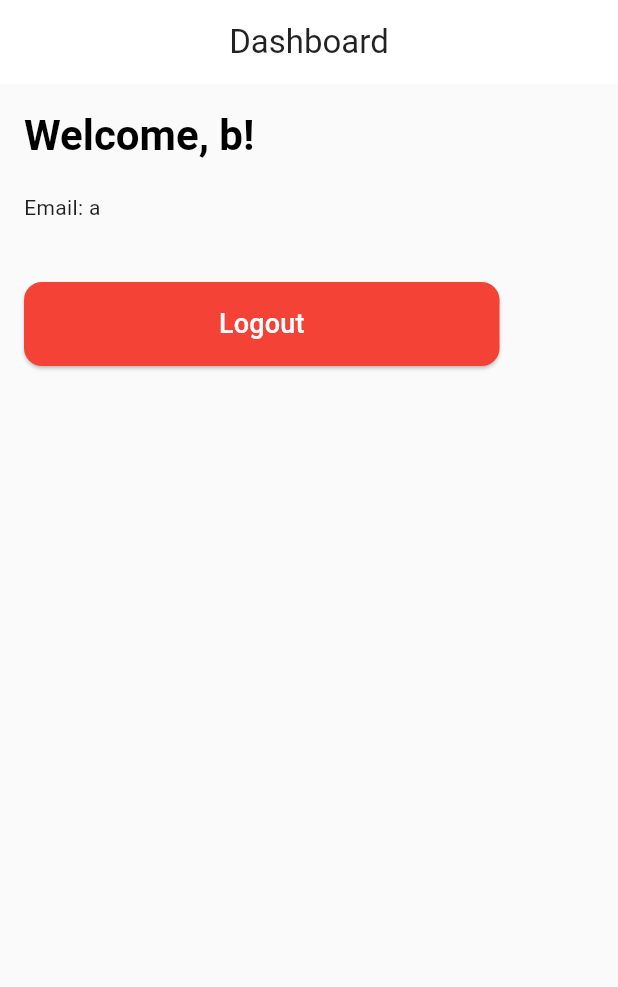
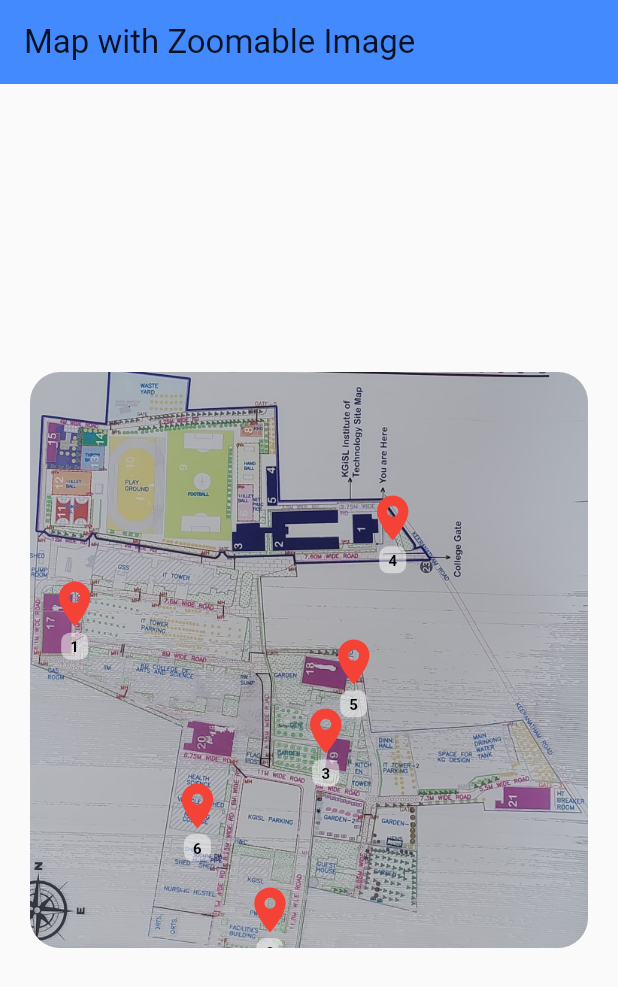
Before and after one commit to abhinesh-pr/pedals, a Flutter app: the screen it shows once a user with an empty profile is signed in, on a phone screen of 412 x 824 dp. Shown: the top 987 px of the screen. Run offline on Flutter 3.47's test engine with Material 3 defaults, Android fonts, the phone set to English and light mode, and no system bars; our stand-ins replace cloud_firestore, firebase_auth, firebase_core, firebase_database, flutter_screenutil, get and 3 more; missing offline and left inert: flutter_verification_code, mailer; accounts and stored records are empty.

Commit message:
Added User Dash Skeleton

```diff
--- a/lib/app.dart
+++ b/lib/app.dart
@@ -6,7 +6,7 @@ import 'package:flutter_screenutil/flutter_screenutil.dart';
 import 'package:pedals/routes/app_router.dart';
 import 'package:pedals/routes/app_routes.dart';
 import 'package:pedals/views/authentication/auth_page.dart';
-import 'package:pedals/views/users/dashboard.dart';
+import 'package:pedals/views/users/user_dashboard.dart';
 
 import 'controllers/auth_controller.dart';
 import 'core/utils/themes.dart';
@@ -33,7 +33,7 @@ class MyApp extends StatelessWidget {
             if (user == null) {
               return  AuthPage(); // Replace with your login page
             } else {
-              return  Dashboard(username: 'naanee', email: 'nanthan',); // Replace with your dashboard page
+              return  MapsPage(); // Replace with your dashboard page
             }
           }),
         );
--- a/lib/controllers/auth_controller.dart
+++ b/lib/controllers/auth_controller.dart
@@ -3,7 +3,7 @@ import 'package:firebase_auth/firebase_auth.dart';
 import 'package:get/get.dart';
 
 import '../views/authentication/auth_page.dart';
-import '../views/users/dashboard.dart';
+import '../views/users/user_dashboard.dart';
 
 class AuthController extends GetxController {
   static AuthController instance = Get.find();
@@ -23,7 +23,7 @@ class AuthController extends GetxController {
     if (user == null) {
       Get.off(AuthPage()); // Navigate to login if no user
     } else {
-      Get.off(Dashboard(username: 'b', email: 'a',)); // Navigate to dashboard if logged in
+      Get.off(MapsPage()); // Navigate to dashboard if logged in
     }
   }
 
--- /dev/null
+++ b/lib/services/cycle_services.dart
@@ -0,0 +1,38 @@
+import 'package:firebase_database/firebase_database.dart';
+import '../viewmodels/cycle_slot_model.dart';
+
+class CycleService {
+  final DatabaseReference _dbRef = FirebaseDatabase.instance.ref();
+
+
+  Future<void> unlockCycle({required String standId, required int slotId}) async {
+    final ref = FirebaseDatabase.instance.ref('CYCLES/STAND_$standId/SLOT_$slotId');
+
+    // Unlock the cycle first
+    await ref.update({
+      "CYCLE_STATUS": "UNLOCKED",
+    });
+
+    // Add a delay of 5 seconds before nullifying the CYCLE_ID
+    await Future.delayed(const Duration(seconds: 5));
+
+    // Now set CYCLE_ID to empty string after 5 seconds
+    await ref.update({
+      "CYCLE_ID": "",
+    });
+  }
+
+
+
+  Stream<List<CycleSlot>> getRealtimeSlots(String standId) {
+    return _dbRef.child("CYCLES").child(standId).onValue.map((event) {
+      final data = event.snapshot.value as Map<dynamic, dynamic>?;
+
+      if (data == null) return [];
+
+      return data.entries.map((e) {
+        return CycleSlot.fromJson(e.key.toString(), Map<String, dynamic>.from(e.value));
+      }).toList();
+    });
+  }
+}
--- /dev/null
+++ b/lib/viewmodels/cycle_slot_model.dart
@@ -0,0 +1,28 @@
+class CycleSlot {
+  final String cycleId;
+  final String cycleStatus;
+  final int slotId;
+  final String standId;
+  final String standStatus;
+  final String workId;
+
+  CycleSlot({
+    required this.cycleId,
+    required this.cycleStatus,
+    required this.slotId,
+    required this.standId,
+    required this.standStatus,
+    required this.workId,
+  });
+
+  factory CycleSlot.fromJson(String slotId, Map<dynamic, dynamic> json) {
+    return CycleSlot(
+      cycleId: json['CYCLE_ID'] ?? '',
+      cycleStatus: json['CYCLE_STATUS'] ?? '',
+      slotId: json['SLOT_ID'] ?? 0,
+      standId: json['STAND_ID'] ?? '',
+      standStatus: json['STAND_STATUS'] ?? '',
+      workId: json['WORK_ID'] ?? '',
+    );
+  }
+}
--- a/lib/views/authentication/auth_page.dart
+++ b/lib/views/authentication/auth_page.dart
@@ -3,7 +3,7 @@ import 'package:flutter_screenutil/flutter_screenutil.dart';
 import 'package:get/get.dart';
 import 'package:get/get_core/src/get_main.dart';
 import 'package:pedals/views/authentication/forgot_pass_page.dart';
-import 'package:pedals/views/users/dashboard.dart';
+import 'package:pedals/views/users/user_dashboard.dart';
 
 import '../../services/auth_service.dart';
 import '../../viewmodels/auth_model.dart';
@@ -149,7 +149,7 @@ class _AuthPageState extends State<AuthPage> with SingleTickerProviderStateMixin
                     String result = await authService.loginUser(credentials);
 
                     if (result == "success") {
-                      Get.offAll(Dashboard(username: "Mee", email: "email"));
+                      Get.offAll(MapsPage());
                       // Navigate to the next screen or show success message
                       ScaffoldMessenger.of(context).showSnackBar(
                         SnackBar(content: Text("Login successful!")),
--- a/lib/views/authentication/otp_verification_page.dart
+++ b/lib/views/authentication/otp_verification_page.dart
@@ -8,7 +8,7 @@ import 'package:get/get_core/src/get_main.dart';
 
 import '../../services/auth_service.dart';
 import '../../viewmodels/auth_model.dart';
-import '../users/dashboard.dart';
+import '../users/user_dashboard.dart';
 
 class OTPverification extends StatefulWidget {
   final SignUpModel signUpModel;
@@ -82,7 +82,7 @@ class _OTPverificationState extends State<OTPverification> {
 
     if (result == "success") {
       Get.snackbar("Success", "Account created successfully!");
-      Get.offAll(Dashboard(username: 'Mee', email: 'myself',)); // or wherever you navigate after success
+      Get.offAll(MapsPage()); // or wherever you navigate after success
     } else {
       Get.snackbar("Error", result, snackPosition: SnackPosition.BOTTOM);
     }
--- a/lib/views/users/dashboard.dart
+++ /dev/null
@@ -1,65 +0,0 @@
-import 'package:flutter/material.dart';
-import 'package:firebase_auth/firebase_auth.dart';
-import 'package:get/get.dart';
-import 'package:pedals/views/authentication/auth_page.dart'; // Using GetX for navigation
-
-class Dashboard extends StatelessWidget {
-  final String username; // User's username
-  final String email; // User's email
-
-  const Dashboard({required this.username, required this.email, Key? key})
-      : super(key: key);
-
-  @override
-  Widget build(BuildContext context) {
-    return Scaffold(
-      appBar: AppBar(
-        title: Center(child: const Text("Dashboard")),
-      ),
-      body: Padding(
-        padding: const EdgeInsets.all(16.0),
-        child: Column(
-          crossAxisAlignment: CrossAxisAlignment.start,
-          children: [
-            // Updated text theme properties
-            Text(
-              "Welcome, $username!",
-              style: Theme.of(context).textTheme.headlineMedium, // Use headlineMedium for the title
-            ),
-            const SizedBox(height: 20),
-            Text(
-              "Email: $email",
-              style: Theme.of(context).textTheme.bodyMedium, // Use bodyMedium for the email
-            ),
-            const SizedBox(height: 40),
-
-            // Logout Button
-            ElevatedButton(
-              onPressed: () async {
-                // Sign out the user
-                await FirebaseAuth.instance.signOut();
-
-                // Navigate back to the login screen
-                Get.off(() => AuthPage()); // Navigate to LoginPage
-              },
-              style: ElevatedButton.styleFrom(
-                backgroundColor: Colors.red, // Set the background color to red
-                padding: const EdgeInsets.symmetric(vertical: 15, horizontal: 130), // Button padding
-                shape: RoundedRectangleBorder(
-                  borderRadius: BorderRadius.circular(12),
-                ),
-              ),
-              child: const Text(
-                'Logout',
-                style: TextStyle(
-                  color: Colors.white,
-                  fontSize: 18,
-                ),
-              ),
-            ),
-          ],
-        ),
-      ),
-    );
-  }
-}
--- /dev/null
+++ b/lib/views/users/user_dashboard.dart
@@ -0,0 +1,326 @@
+import 'package:flutter/material.dart';
+import 'package:flutter/services.dart' show rootBundle;
+import 'dart:ui' as ui;
+import '../../services/cycle_services.dart';
+import '../../viewmodels/cycle_slot_model.dart';
+
+class MapsPage extends StatefulWidget {
+  const MapsPage({Key? key}) : super(key: key);
+
+  @override
+  State<MapsPage> createState() => _MapsPageState();
+}
+
+class _MapsPageState extends State<MapsPage> {
+  int? selectedPinIndex;
+  final CycleService _cycleService = CycleService();
+  Stream<List<CycleSlot>>? _cycleStream;
+  List<CycleSlot> fetchedCycles = [];
+  final Map<int, List<CycleSlot>> pinCycles = {};
+  final Map<int, Stream<List<CycleSlot>>> pinStreams = {};
+  ui.Image? _image;
+  final TransformationController _transformationController = TransformationController();
+
+  final Map<int, String> pinStandMap = {
+    0: "STAND_A",
+    1: "STAND_B",
+    2: "STAND_C",
+    3: "STAND_D",
+    4: "STAND_E",
+    5: "STAND_F",
+  };
+
+
+  // Pins in normalized image coordinates (0.0 to 1.0)
+  final List<Map<String, double>> pins = [
+    {"x": 0.08, "y": 0.45},
+    {"x": 0.43, "y": 0.98},
+    {"x": 0.53, "y": 0.67},
+    {"x": 0.65, "y": 0.3},
+    {"x": 0.58, "y": 0.55},
+    {"x": 0.30, "y": 0.80},
+  ];
+
+  // Map to track which pins have their message shown
+  final Map<int, bool> pinMessageVisibility = {};
+
+  @override
+  void initState() {
+    super.initState();
+    _loadImage('assets/images/map.jpg');
+
+    // Listen STAND_A-F cycles (Pin 1-6)
+    pinStandMap.forEach((pinIndex, standId) {
+      final stream = _cycleService.getRealtimeSlots(standId);
+      pinStreams[pinIndex] = stream;
+      stream.listen((cycles) {
+        if (!mounted) return;
+        setState(() {
+          pinCycles[pinIndex] = cycles;
+          if (pinMessageVisibility[pinIndex] == true) {
+            selectedMessage = _formatCycleMessage(cycles, standId);
+          }
+        });
+      });
+    });
+  }
+
+  String _formatCycleMessage(List<CycleSlot> cycles, String standId) {
+    if (cycles.isEmpty) {
+      return "No cycles available at $standId.";
+    }
+    return cycles.map((cycle) =>
+    "Slot ${cycle.slotId}: ${cycle.cycleId} - ${cycle.cycleStatus}").join("\n");
+  }
+
+
+  Future<void> _loadImage(String path) async {
+    final data = await rootBundle.load(path);
+    final image = await decodeImageFromList(data.buffer.asUint8List());
+    if (!mounted) return;
+    setState(() => _image = image);
+  }
+
+  String? selectedMessage;
+  bool showMessage = false;
+
+  final List<String> pinMessages = [
+    "This is a detailed paragraph for Pin 1. Lorem ipsum dolor sit amet, consectetur adipiscing elit.",
+    "Information about Pin 2: This location is significant for historical reasons.",
+    "Pin 3 represents a key location in our tour plan. It is a central hub.",
+    "This is Pin 4. Known for its scenic beauty and cultural importance.",
+    "Pin 5 is an important checkpoint. Don’t miss the nearby attractions.",
+    "Final Pin 6. Often visited for its peaceful environment and accessibility.",
+  ];
+
+  final List<String> pinLabels = [
+    "1",
+    "2",
+    "3",
+    "4",
+    "5",
+    "6",
+  ];
+
+  List<Widget> _buildCycleCards(List<CycleSlot> cycles) {
+    final filteredCycles = cycles.where((cycle) => cycle.cycleId.isNotEmpty).toList();
+    filteredCycles.sort((a, b) => a.slotId.compareTo(b.slotId));
+
+    return filteredCycles.map((cycle) {
+      final isLocked = cycle.cycleStatus.toLowerCase() == "locked";
+
+      return Card(
+        elevation: 4,
+        margin: const EdgeInsets.symmetric(vertical: 6),
+        shape: RoundedRectangleBorder(borderRadius: BorderRadius.circular(12)),
+        child: ListTile(
+          leading: const Icon(Icons.pedal_bike),
+          title: Text(cycle.cycleId.replaceAll('_', ' ')),
+          subtitle: Text("Slot : ${cycle.slotId}"),
+          trailing: ElevatedButton.icon(
+            icon: Icon(isLocked ? Icons.lock : Icons.lock_open),
+            label: Text(isLocked ? "Locked" : "Unlocked"),
+            style: ElevatedButton.styleFrom(
+              backgroundColor: isLocked ? Colors.redAccent : Colors.green,
+            ),
+            onPressed: () {
+              if (!isLocked) {
+                ScaffoldMessenger.of(context).showSnackBar(
+                  const SnackBar(
+                    content: Text("You cannot lock the cycle through app for now"),
+                    duration: Duration(seconds: 2),
+                  ),
+                );
+              } else {
+                _cycleService.unlockCycle(
+                  standId: cycle.standId,
+                  slotId: cycle.slotId,
+                );
+              }
+            },
+          ),
+        ),
+      );
+    }).toList();
+  }
+
+
+
+
+
+  @override
+  Widget build(BuildContext context) {
+    if (_image == null) {
+      return const Scaffold(body: Center(child: CircularProgressIndicator()));
+    }
+
+    final aspectRatio = _image!.width / _image!.height;
+
+    return Scaffold(
+      appBar: AppBar(
+        title: const Text('Map with Zoomable Image'),
+        backgroundColor: Colors.blueAccent,
+      ),
+      body: LayoutBuilder(
+        builder: (context, constraints) {
+          final containerWidth = constraints.maxWidth;
+          final containerHeight = constraints.maxHeight;
+
+          const double horizontalPadding = 20.0;
+          final availableWidth = containerWidth - (2 * horizontalPadding);
+
+          double displayWidth = availableWidth;
+          double displayHeight = availableWidth / aspectRatio;
+
+          if (displayHeight > containerHeight * 0.6) {
+            displayHeight = containerHeight * 0.6;
+            displayWidth = displayHeight * aspectRatio;
+          }
+
+          final double centerY = (containerHeight - displayHeight) / 2;
+          final double targetTop = 40.0;
+
+          return Padding(
+            padding: const EdgeInsets.symmetric(horizontal: horizontalPadding),
+            child: Column(
+              children: [
+                Expanded(
+                  child: Stack(
+                    children: [
+                      AnimatedPositioned(
+                        duration: const Duration(milliseconds: 500),
+                        curve: Curves.easeInOut,
+                        top: showMessage ? targetTop : centerY,
+                        left: (containerWidth - displayWidth) / 2 - horizontalPadding,
+                        child: Column(
+                          children: [
+                            ClipRRect(
+                              borderRadius: BorderRadius.circular(20),
+                              child: InteractiveViewer(
+                                transformationController: _transformationController,
+                                minScale: 1.0,
+                                maxScale: 5.0,
+                                clipBehavior: Clip.hardEdge,
+                                panEnabled: true,
+                                constrained: true,
+                                boundaryMargin: const EdgeInsets.all(0),
+                                child: SizedBox(
+                                  width: displayWidth,
+                                  height: displayHeight,
+                                  child: Stack(
+                                    children: [
+                                      Image.asset(
+                                        'assets/images/map.jpg',
+                                        width: displayWidth,
+                                        height: displayHeight,
+                                        fit: BoxFit.fill,
+                                      ),
+                                      ...pins.asMap().entries.map((entry) {
+                                        int index = entry.key;
+                                        Map<String, double> pin = entry.value;
+                                        final left = pin["x"]! * displayWidth;
+                                        final top = pin["y"]! * displayHeight;
+                                        return Positioned(
+                                          left: left - 18,
+                                          top: top - 36,
+                                          child: GestureDetector(
+                                              onTap: () {
+                                                if (!mounted) return;
+                                                setState(() {
+                                                  final isVisible = pinMessageVisibility[index] ?? false;
+                                                  pinMessageVisibility[index] = !isVisible;
+                                                  showMessage = !isVisible;
+
+                                                  if (showMessage) {
+                                                    selectedPinIndex = index;
+                                                    final standId = pinStandMap[index]!;
+                                                    final cycles = pinCycles[index] ?? [];
+                                                    selectedMessage = _formatCycleMessage(cycles, standId);
+                                                  } else {
+                                                    selectedMessage = null;
+                                                    selectedPinIndex = null;
+                                                  }
+                                                });
+                                              },
+
+                                              child: Column(
+                                              children: [
+                                                Icon(Icons.location_on, color: Colors.red, size: 36),
+                                                const SizedBox(height: 1),
+                                                Container(
+                                                  padding: const EdgeInsets.symmetric(horizontal: 6, vertical: 2),
+                                                  decoration: BoxDecoration(
+                                                    color: Colors.white.withOpacity(0.5), // Semi-transparent background
+                                                    borderRadius: BorderRadius.circular(6),
+                                                  ),
+                                                  child: Text(
+                                                    pinLabels[index], // Add label
+                                                    style: const TextStyle(
+                                                      color: Colors.black,
+                                                      fontSize: 10,
+                                                      fontWeight: FontWeight.bold,
+                                                    ),
+                                                  ),
+                                                ),
+                                              ],
+                                            ),
+                                          ),
+                                        );
+
+                                      }).toList(),
+                                    ],
+                                  ),
+                                ),
+                              ),
+                            ),
+                            const SizedBox(height: 12),
+                            AnimatedOpacity(
+                              duration: const Duration(milliseconds: 500),
+                              opacity: showMessage ? 1.0 : 0.0,
+                              child: selectedPinIndex != null
+                                  ? Container(
+                                width: displayWidth,
+                                padding: const EdgeInsets.all(12),
+                                decoration: BoxDecoration(
+                                  color: Colors.white,
+                                  borderRadius: BorderRadius.circular(12),
+                                  boxShadow: [
+                                    BoxShadow(
+                                      color: Colors.black.withOpacity(0.1),
+                                      blurRadius: 6,
+                                      offset: const Offset(0, 3),
+                                    ),
+                                  ],
+                                ),
+                                child: Column(
+                                  crossAxisAlignment: CrossAxisAlignment.stretch,
+                                  children: [
+                                    const Text(
+                                      'Available Cycles:',
+                                      style: TextStyle(
+                                        fontSize: 18,
+                                        fontWeight: FontWeight.bold,
+                                      ),
+                                    ),
+                                    const SizedBox(height: 8),
+                                    ..._buildCycleCards(pinCycles[selectedPinIndex] ?? []),
+                                  ],
+                                ),
+                              )
+                                  : const SizedBox(),
+                            ),
+
+                          ],
+                        ),
+                      ),
+                    ],
+                  ),
+                ),
+              ],
+            ),
+          );
+        },
+      ),
+    );
+  }
+}
--- a/pubspec.yaml
+++ b/pubspec.yaml
@@ -49,6 +49,8 @@ dependencies:
   flutter_verification_code: ^1.1.7
   crypto: ^3.0.6
   google_fonts: ^6.2.1
+  firebase_database: ^11.3.5
+  provider: ^6.1.4
 
 dev_dependencies:
   flutter_test:
@@ -69,6 +71,7 @@ flutter:
   assets:
     - assets/images/logo1.png
     - assets/images/logo2.png
+    - assets/images/map.jpg
 
   # The following line ensures that the Material Icons font is
   # included with your application, so that you can use the icons in
```
Also changed, not shown: lib/controllers/stand_controller.dart (added, +43 -0 lines), assets/images/map.jpg (added), pubspec.lock, 1 other file.
